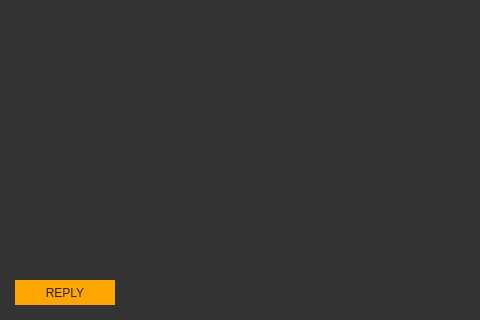
Above: src/gui/ui/messagesframe.ui from ConcealNetwork/conceal-desktop before the change; both pictures show x 0 to 480 and y 280 to 600 of the 775 by 600 pixel window. Below: the same form after it.
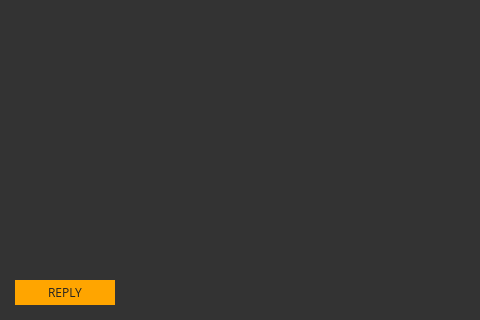
That is the form after the change.

The edit to the form file:
```diff
--- a/src/gui/ui/messagesframe.ui
+++ b/src/gui/ui/messagesframe.ui
@@ -12,7 +12,7 @@
   </property>
   <property name="font">
    <font>
-    <family>Arial</family>
+    <family>Open Sans</family>
     <pointsize>9</pointsize>
    </font>
   </property>
@@ -161,7 +161,7 @@
        </property>
        <property name="font">
         <font>
-         <family>Arial</family>
+         <family>Open Sans</family>
          <pointsize>9</pointsize>
         </font>
        </property>
```
Left out of the diff: 2 changed lines with no effect on the pictures.
